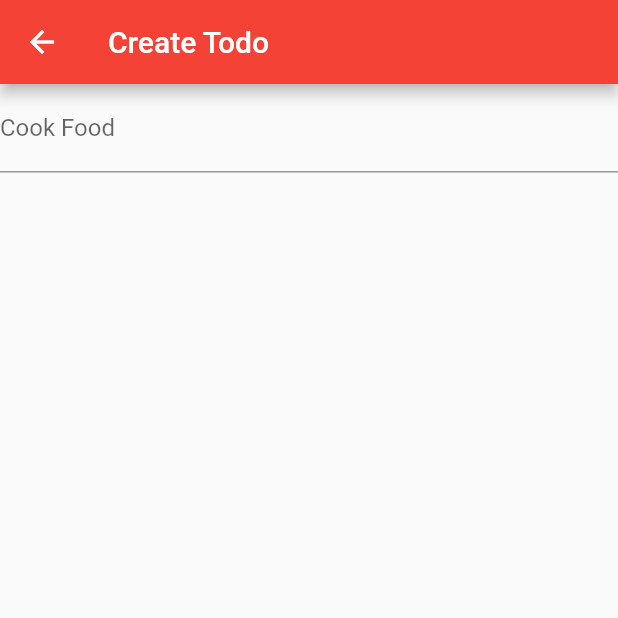
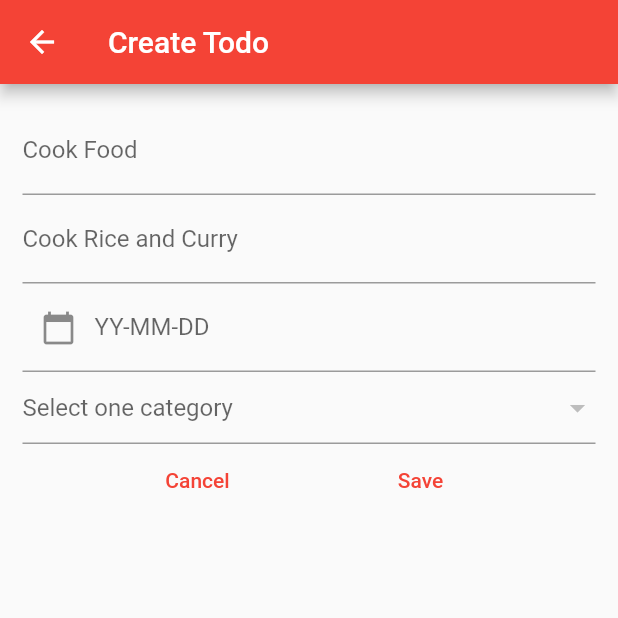
Before and after one commit to PauloSTDev/POO_Flutter, a Flutter app: the screen it shows after launch, in the side drawer, after a tap on "Todo", on a phone screen of 412 x 824 dp, the top half of it. Run offline on Flutter 3.47's test engine with Material 2 defaults, Android fonts, the phone set to English and light mode, and no system bars; our stand-ins replace sqflite; accounts and stored records are empty.

Commit message:
Adiciona TextFields e botões

```diff
--- a/lib/screens/category_edit_screen.dart
+++ b/lib/screens/category_edit_screen.dart
@@ -20,6 +20,7 @@ class CategoryEditScreen extends StatefulWidget {
 }
 
 class _CategoryEditScreenState extends State<CategoryEditScreen> {
+
 
   @override
   Widget build(BuildContext context) {
@@ -69,7 +70,9 @@ class _CategoryEditScreenState extends State<CategoryEditScreen> {
                           try {
                             await CategoryService()
                                 .update(updatedCategory)
-                                .catchError((onError) => showSnackBar("editar", context))
+                                .catchError(
+                                  (onError) => showSnackBar("editar", context),
+                                )
                                 .then((value) => ScaffoldMessenger.of(context)
                                         .showSnackBar(const SnackBar(
                                             content: Text(
--- a/lib/screens/todo_screen.dart
+++ b/lib/screens/todo_screen.dart
@@ -10,22 +10,64 @@ class TodoScreen extends StatefulWidget {
 class _TodoScreenState extends State<TodoScreen> {
 
   final _todoTitle = TextEditingController();
+  final _todoDate = TextEditingController();
+  final _todoDescription = TextEditingController();
+  final _categories = <DropdownMenuItem>[];
+  var _selectedValue;
+
   @override
   Widget build(BuildContext context) {
     return Scaffold(
       appBar: AppBar(
         title: const Text("Create Todo"),
       ),
-      body: Column(
+      body: Padding(
+        padding: const EdgeInsets.all(15.0),
+        child: Column(
           children: [
             TextField(
               controller: _todoTitle,
-            decoration: InputDecoration(
+              decoration: const InputDecoration(
                 hintText: "Todo title",
                 labelText: "Cook Food"
               ),
+            ),
+            TextField(
+              controller: _todoDescription,
+              decoration: const InputDecoration(
+                  hintText: "Todo description",
+                  labelText: "Cook Rice and Curry"
+              ),
+            ),
+            TextField(
+              controller: _todoDate,
+              decoration: const InputDecoration(
+                  hintText: "YY-MM-DD",
+                  labelText: "YY-MM-DD",
+                prefixIcon: Icon(Icons.calendar_today)
+              ),
+            ),
+            DropdownButtonFormField(
+              value: _selectedValue,
+                items: _categories,
+                hint: const Text("Select one category"),
+                onChanged: (value) {
+
+                },
+            ),
+            Row(
+              mainAxisAlignment: MainAxisAlignment.spaceEvenly,
+              children: [
+                TextButton(
+                  onPressed: () {}, child: const Text("Cancel"),
+                ),
+                TextButton(
+                  onPressed: () {}, child: const Text("Save"),
+                ),
+              ],
             )
           ],
+        ),
       ),
     );
   }
```
Lines whose indentation alone changed are shown as unchanged.
